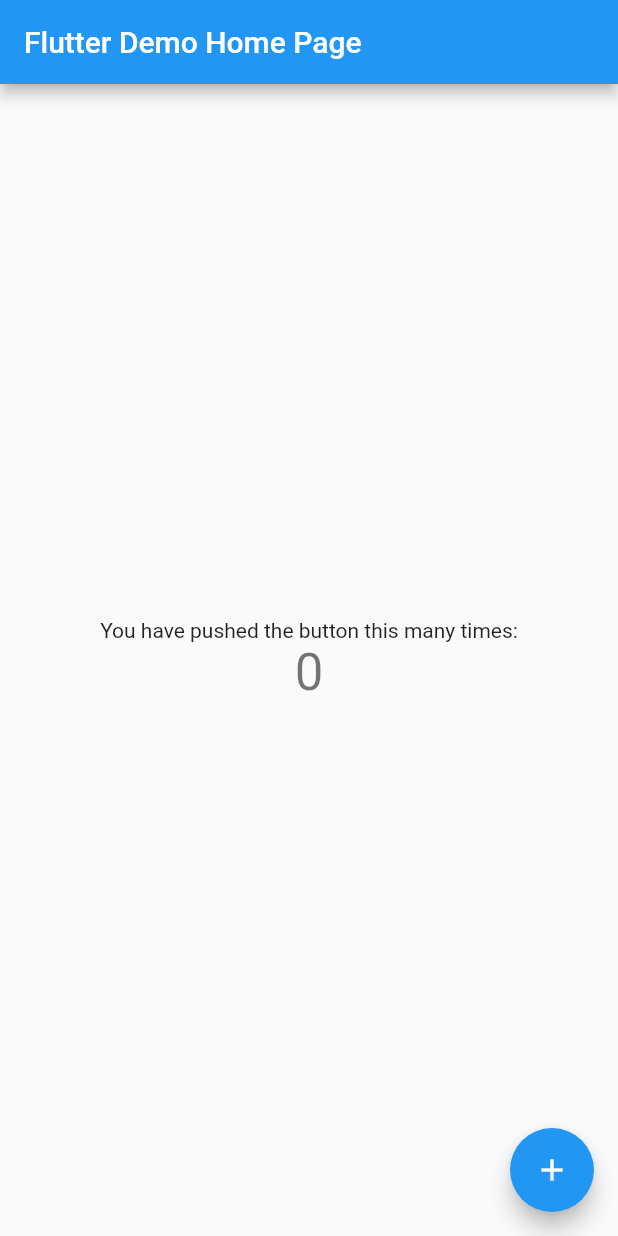
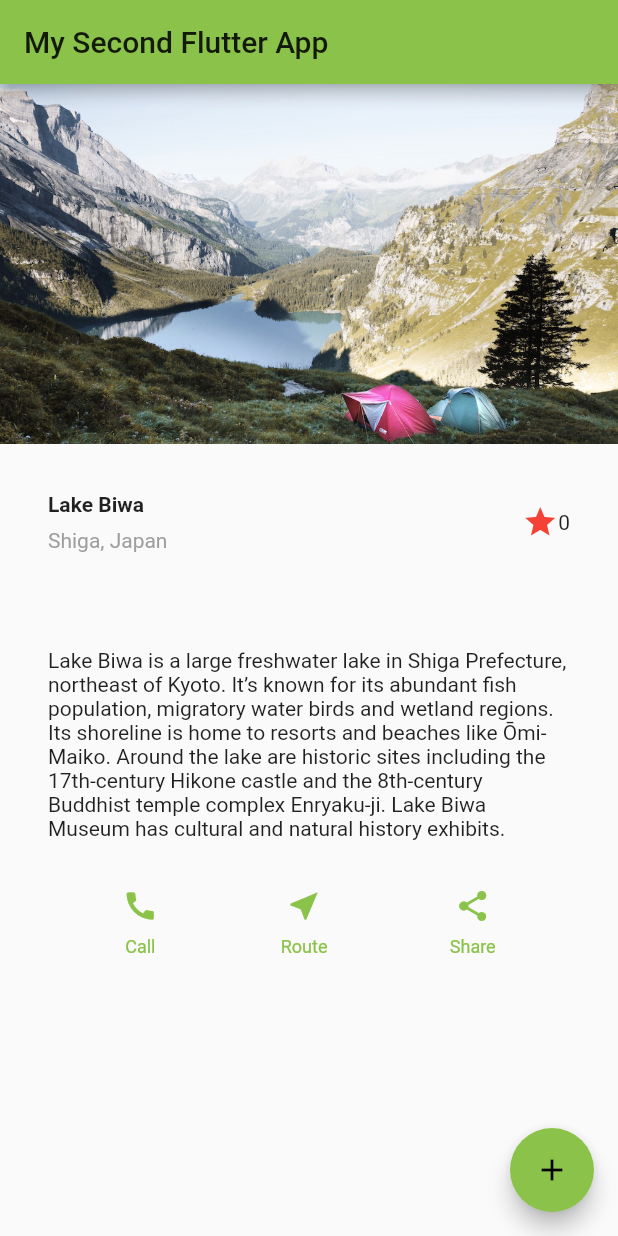
Before and after one commit to mnishiguchi/second_flutter_app, a Flutter app: the screen it shows after launch, on a phone screen of 412 x 824 dp. Run offline on Flutter 3.47's test engine with Material 2 defaults, Android fonts, the phone set to English and light mode, and no system bars.

Commit message:
image, title, description and button sections

```diff
--- a/lib/main.dart
+++ b/lib/main.dart
@@ -3,109 +3,138 @@ import 'package:flutter/material.dart';
 void main() => runApp(MyApp());
 
 class MyApp extends StatelessWidget {
-  // This widget is the root of your application.
   @override
   Widget build(BuildContext context) {
     return MaterialApp(
       title: 'Flutter Demo',
       theme: ThemeData(
-        // This is the theme of your application.
-        //
-        // Try running your application with "flutter run". You'll see the
-        // application has a blue toolbar. Then, without quitting the app, try
-        // changing the primarySwatch below to Colors.green and then invoke
-        // "hot reload" (press "r" in the console where you ran "flutter run",
-        // or simply save your changes to "hot reload" in a Flutter IDE).
-        // Notice that the counter didn't reset back to zero; the application
-        // is not restarted.
-        primarySwatch: Colors.blue,
+        primarySwatch: Colors.lightGreen,
       ),
-      home: MyHomePage(title: 'Flutter Demo Home Page'),
+      home: HomePage(title: 'My Second Flutter App'),
     );
   }
 }
 
-class MyHomePage extends StatefulWidget {
-  MyHomePage({Key key, this.title}) : super(key: key);
+class HomePage extends StatefulWidget {
+  HomePage({Key key, this.title}) : super(key: key);
 
-  // This widget is the home page of your application. It is stateful, meaning
-  // that it has a State object (defined below) that contains fields that affect
-  // how it looks.
-
-  // This class is the configuration for the state. It holds the values (in this
-  // case the title) provided by the parent (in this case the App widget) and
-  // used by the build method of the State. Fields in a Widget subclass are
-  // always marked "final".
-
-  final String title;
+  final String title; // provided by the parent
 
   @override
-  _MyHomePageState createState() => _MyHomePageState();
+  _HomePageState createState() => _HomePageState();
 }
 
-class _MyHomePageState extends State<MyHomePage> {
+class _HomePageState extends State<HomePage> {
   int _counter = 0;
 
-  void _incrementCounter() {
-    setState(() {
-      // This call to setState tells the Flutter framework that something has
-      // changed in this State, which causes it to rerun the build method below
-      // so that the display can reflect the updated values. If we changed
-      // _counter without calling setState(), then the build method would not be
-      // called again, and so nothing would appear to happen.
-      _counter++;
-    });
-  }
+  void _incrementCounter() => setState(() => _counter++);
 
   @override
   Widget build(BuildContext context) {
-    // This method is rerun every time setState is called, for instance as done
-    // by the _incrementCounter method above.
-    //
-    // The Flutter framework has been optimized to make rerunning build methods
-    // fast, so that you can just rebuild anything that needs updating rather
-    // than having to individually change instances of widgets.
     return Scaffold(
       appBar: AppBar(
-        // Here we take the value from the MyHomePage object that was created by
-        // the App.build method, and use it to set our appbar title.
         title: Text(widget.title),
       ),
-      body: Center(
-        // Center is a layout widget. It takes a single child and positions it
-        // in the middle of the parent.
-        child: Column(
-          // Column is also layout widget. It takes a list of children and
-          // arranges them vertically. By default, it sizes itself to fit its
-          // children horizontally, and tries to be as tall as its parent.
-          //
-          // Invoke "debug painting" (press "p" in the console, choose the
-          // "Toggle Debug Paint" action from the Flutter Inspector in Android
-          // Studio, or the "Toggle Debug Paint" command in Visual Studio Code)
-          // to see the wireframe for each widget.
-          //
-          // Column has various properties to control how it sizes itself and
-          // how it positions its children. Here we use mainAxisAlignment to
-          // center the children vertically; the main axis here is the vertical
-          // axis because Columns are vertical (the cross axis would be
-          // horizontal).
-          mainAxisAlignment: MainAxisAlignment.center,
-          children: <Widget>[
-            Text(
-              'You have pushed the button this many times:',
-            ),
-            Text(
-              '$_counter',
-              style: Theme.of(context).textTheme.display1,
-            ),
-          ],
-        ),
+      body: ListView(
+        children: [
+          Image.asset(
+            'images/lake.jpg',
+            height: 240.0,
+            fit: BoxFit.cover,
+          ),
+          _buildTitleSection(),
+          _buildDescriptionSection(),
+          _builtButtonSection(),
+        ],
       ),
       floatingActionButton: FloatingActionButton(
         onPressed: _incrementCounter,
         tooltip: 'Increment',
         child: Icon(Icons.add),
-      ), // This trailing comma makes auto-formatting nicer for build methods.
+      ),
+    );
+  }
+
+  Widget _buildTitleSection() {
+    return Container(
+      padding: const EdgeInsets.all(32.0),
+      child: Row(children: [
+        Expanded(
+          child: Column(
+            crossAxisAlignment: CrossAxisAlignment.start,
+            children: [
+              Container(
+                padding: const EdgeInsets.only(bottom: 8.0),
+                child: Text(
+                  'Lake Biwa',
+                  style: TextStyle(
+                    fontWeight: FontWeight.bold,
+                  ),
+                ),
+              ),
+              Text(
+                'Shiga, Japan',
+                style: TextStyle(
+                  color: Colors.grey[500],
+                ),
+              ),
+            ],
+          ),
+        ),
+        Icon(
+          Icons.star,
+          color: Colors.red[500],
+        ),
+        Text(
+          '$_counter',
+        ),
+      ]),
+    );
+  }
+
+  Widget _builtButtonSection() {
+    return Container(
+      child: Row(
+        mainAxisAlignment: MainAxisAlignment.spaceEvenly,
+        children: [
+          _buildButtonColumn(Icons.call, 'Call'),
+          _buildButtonColumn(Icons.near_me, 'Route'),
+          _buildButtonColumn(Icons.share, 'Share'),
+        ],
+      ),
+    );
+  }
+
+  Widget _buildButtonColumn(IconData iconData, String label) {
+    Color color = Theme.of(context).primaryColor;
+
+    return Column(
+      mainAxisSize: MainAxisSize.min,
+      mainAxisAlignment: MainAxisAlignment.center,
+      children: [
+        Icon(iconData, color: color),
+        Container(
+          margin: const EdgeInsets.only(top: 8.0),
+          child: Text(
+            label,
+            style: TextStyle(
+              fontSize: 12.0,
+              fontWeight: FontWeight.w400,
+              color: color,
+            ),
+          ),
+        ),
+      ],
+    );
+  }
+
+  Widget _buildDescriptionSection() {
+    return Container(
+      padding: EdgeInsets.all(32.0),
+      child: Text(
+        'Lake Biwa is a large freshwater lake in Shiga Prefecture, northeast of Kyoto. It’s known for its abundant fish population, migratory water birds and wetland regions. Its shoreline is home to resorts and beaches like Ōmi-Maiko. Around the lake are historic sites including the 17th-century Hikone castle and the 8th-century Buddhist temple complex Enryaku-ji. Lake Biwa Museum has cultural and natural history exhibits.',
+        softWrap: true,
+      ),
     );
   }
 }
```
Also changed, not shown: 1 other file.
